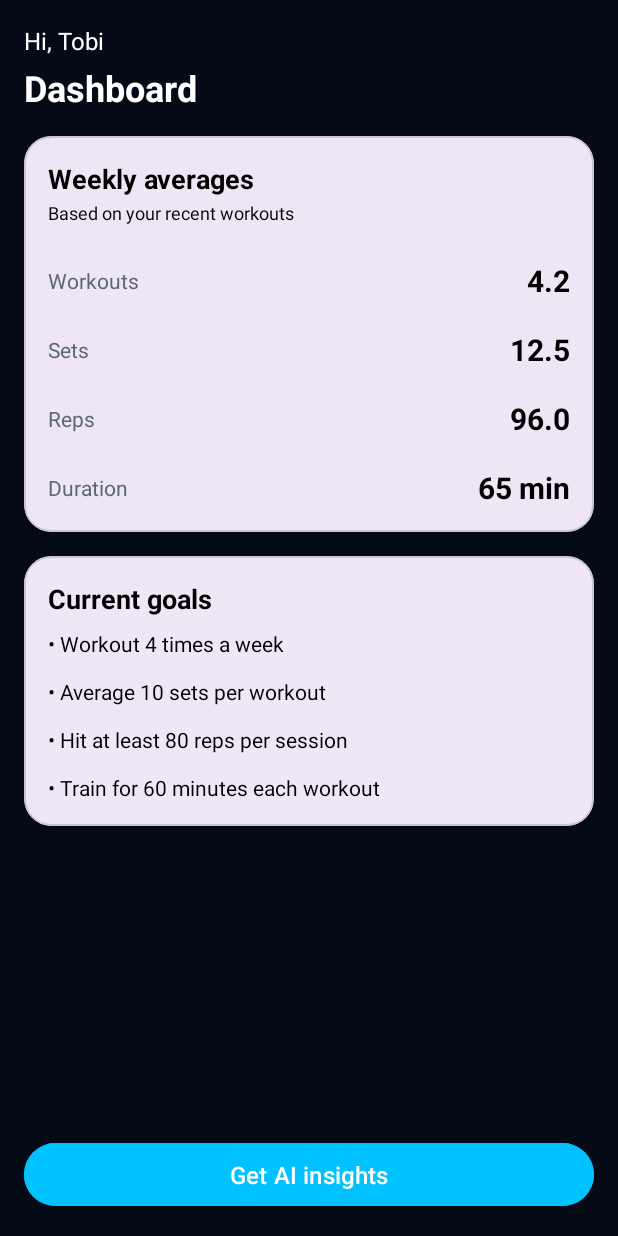
After one commit to lennythecreator/AndroidDevProject, an Android app: the DashboardActivity screen opened directly, with no data from a screen before it, on a phone screen of 412 x 824 dp. The commit adds this screen. Run offline under Robolectric (Android 15) with nearby library versions, the phone set to English and light mode, and no system bars.

Commit message:
basic ui for dashboard with mock data

```diff
--- a/GymPal/app/build.gradle.kts
+++ b/GymPal/app/build.gradle.kts
@@ -5,7 +5,7 @@ plugins {
 
 android {
     namespace = "com.example.gympal"
-    compileSdk = 35
+    compileSdk = 36
 
     defaultConfig {
         applicationId = "com.example.gympal"
--- a/GymPal/app/src/main/AndroidManifest.xml
+++ b/GymPal/app/src/main/AndroidManifest.xml
@@ -12,6 +12,8 @@
         android:supportsRtl="true"
         android:theme="@style/Theme.GymPal"
         tools:targetApi="31">
+        <activity android:name=".DashboardActivity"
+            android:exported="true" />
         <activity
             android:name=".MainActivity"
             android:exported="true">
@@ -21,6 +23,7 @@
                 <category android:name="android.intent.category.LAUNCHER" />
             </intent-filter>
         </activity>
+
     </application>
 
 </manifest>
--- /dev/null
+++ b/GymPal/app/src/main/java/com/example/gympal/DashboardActivity.kt
@@ -0,0 +1,59 @@
+package com.example.gympal
+
+import android.annotation.SuppressLint
+import android.os.Bundle
+import android.widget.Button
+import android.widget.TextView
+import androidx.appcompat.app.AppCompatActivity
+
+class DashboardActivity : AppCompatActivity() {
+
+    private lateinit var tvAvgWorkouts: TextView
+    private lateinit var tvGreeting: TextView
+    private lateinit var tvAvgSets: TextView
+    private lateinit var tvAvgReps: TextView
+    private lateinit var tvAvgDuration: TextView
+    private lateinit var tvCurrentGoals: TextView
+    private lateinit var btnAiInsights: Button
+
+    @SuppressLint("SetTextI18n")
+    override fun onCreate(savedInstanceState: Bundle?) {
+        super.onCreate(savedInstanceState)
+        setContentView(R.layout.activity_dashboard)
+
+        tvGreeting = findViewById(R.id.tvGreeting)
+        tvAvgWorkouts = findViewById(R.id.tvAvgWorkouts)
+        tvAvgSets = findViewById(R.id.tvAvgSets)
+        tvAvgReps = findViewById(R.id.tvAvgReps)
+        tvAvgDuration = findViewById(R.id.tvAvgDuration)
+        tvCurrentGoals = findViewById(R.id.tvCurrentGoals)
+        btnAiInsights = findViewById(R.id.btnAiInsights)
+
+        // Mock data for now
+        val avgWorkouts = 4.2
+        val avgSets = 12.5
+        val avgReps = 96.0
+        val avgDuration = 65
+        val currentGoals = listOf(
+            "Workout 4 times a week",
+            "Average 10 sets per workout",
+            "Hit at least 80 reps per session",
+            "Train for 60 minutes each workout"
+        )
+
+        tvGreeting.text = "Hi, Tobi"
+        tvAvgWorkouts.text = "$avgWorkouts"
+        tvAvgSets.text = "$avgSets"
+        tvAvgReps.text = "$avgReps"
+        tvAvgDuration.text = "$avgDuration min"
+
+        val goalsText = currentGoals.joinToString(separator = "\n\n") { goal ->
+            "• $goal"
+        }
+        tvCurrentGoals.text = goalsText
+
+        btnAiInsights.setOnClickListener {
+            // Later: navigate to AIInsightsActivity
+        }
+    }
+}
--- /dev/null
+++ b/GymPal/app/src/main/res/layout/activity_dashboard.xml
@@ -0,0 +1,241 @@
+<?xml version="1.0" encoding="utf-8"?>
+<ScrollView xmlns:android="http://schemas.android.com/apk/res/android"
+    xmlns:app="http://schemas.android.com/apk/res-auto"
+    android:layout_width="match_parent"
+    android:layout_height="match_parent"
+    android:background="@color/colorBackgroundDark"
+    android:fillViewport="true">
+
+    <LinearLayout
+        android:layout_width="match_parent"
+        android:layout_height="wrap_content"
+        android:orientation="vertical"
+        android:padding="16dp">
+
+        <TextView
+            android:id="@+id/tvGreeting"
+            android:layout_width="wrap_content"
+            android:layout_height="wrap_content"
+            android:text="@string/hi_user"
+            android:textSize="16sp"
+            android:textColor="@color/colorTextPrimary" />
+
+        <TextView
+            android:id="@+id/tvTitle"
+            android:layout_width="wrap_content"
+            android:layout_height="wrap_content"
+            android:text="@string/dashboard"
+            android:textSize="24sp"
+            android:textStyle="bold"
+            android:textColor="@color/colorTextPrimary"
+            android:layout_marginTop="4dp" />
+
+        <com.google.android.material.card.MaterialCardView
+            android:layout_width="match_parent"
+            android:layout_height="wrap_content"
+            android:layout_marginTop="16dp"
+            app:cardCornerRadius="18dp"
+            app:cardElevation="6dp">
+
+            <LinearLayout
+                android:layout_width="match_parent"
+                android:layout_height="wrap_content"
+                android:orientation="vertical"
+                android:padding="16dp">
+
+                <TextView
+                    android:layout_width="wrap_content"
+                    android:layout_height="wrap_content"
+                    android:text="@string/weekly_averages"
+                    android:textSize="18sp"
+                    android:textStyle="bold"
+                    android:textColor="@color/colorTextBlack" />
+
+                <TextView
+                    android:id="@+id/tvAveragesSubtitle"
+                    android:layout_width="wrap_content"
+                    android:layout_height="wrap_content"
+                    android:text="@string/based_on_your_recent_workouts"
+                    android:textSize="12sp"
+                    android:textColor="@color/colorTextBlack"
+                    android:layout_marginTop="2dp" />
+
+                <View
+                    android:layout_width="match_parent"
+                    android:layout_height="1dp"
+                    android:layout_marginTop="12dp" />
+
+                <LinearLayout
+                    android:layout_width="match_parent"
+                    android:layout_height="wrap_content"
+                    android:orientation="horizontal"
+                    android:gravity="center_vertical"
+                    android:layout_marginTop="10dp">
+
+                    <TextView
+                        android:layout_width="0dp"
+                        android:layout_height="wrap_content"
+                        android:layout_weight="1"
+                        android:text="@string/workouts"
+                        android:textSize="14sp"
+                        android:textColor="@color/colorPlaceholderText" />
+
+                    <TextView
+                        android:id="@+id/tvAvgWorkouts"
+                        android:layout_width="wrap_content"
+                        android:layout_height="wrap_content"
+                        android:text="@string/_0"
+                        android:textSize="20sp"
+                        android:textStyle="bold"
+                        android:textColor="@color/colorTextBlack" />
+                </LinearLayout>
+
+                <View
+                    android:layout_width="match_parent"
+                    android:layout_height="0.5dp"
+                    android:layout_marginTop="8dp"
+                    />
+
+                <LinearLayout
+                    android:layout_width="match_parent"
+                    android:layout_height="wrap_content"
+                    android:orientation="horizontal"
+                    android:gravity="center_vertical"
+                    android:layout_marginTop="10dp">
+
+                    <TextView
+                        android:layout_width="0dp"
+                        android:layout_height="wrap_content"
+                        android:layout_weight="1"
+                        android:text="@string/sets"
+                        android:textSize="14sp"
+                        android:textColor="@color/colorPlaceholderText" />
+
+                    <TextView
+                        android:id="@+id/tvAvgSets"
+                        android:layout_width="wrap_content"
+                        android:layout_height="wrap_content"
+                        android:text="@string/_0"
+                        android:textSize="20sp"
+                        android:textStyle="bold"
+                        android:textColor="@color/colorTextBlack" />
+                </LinearLayout>
+
+                <View
+                    android:layout_width="match_parent"
+                    android:layout_height="0.5dp"
+                    android:layout_marginTop="8dp"
+                    />
+
+                <LinearLayout
+                    android:layout_width="match_parent"
+                    android:layout_height="wrap_content"
+                    android:orientation="horizontal"
+                    android:gravity="center_vertical"
+                    android:layout_marginTop="10dp">
+
+                    <TextView
+                        android:layout_width="0dp"
+                        android:layout_height="wrap_content"
+                        android:layout_weight="1"
+                        android:text="@string/reps"
+                        android:textSize="14sp"
+                        android:textColor="@color/colorPlaceholderText" />
+
+                    <TextView
+                        android:id="@+id/tvAvgReps"
+                        android:layout_width="wrap_content"
+                        android:layout_height="wrap_content"
+                        android:text="@string/_0"
+                        android:textSize="20sp"
+                        android:textStyle="bold"
+                        android:textColor="@color/colorTextBlack" />
+                </LinearLayout>
+
+                <View
+                    android:layout_width="match_parent"
+                    android:layout_height="0.5dp"
+                    android:layout_marginTop="8dp"
+                    />
+
+                <LinearLayout
+                    android:layout_width="match_parent"
+                    android:layout_height="wrap_content"
+                    android:orientation="horizontal"
+                    android:gravity="center_vertical"
+                    android:layout_marginTop="10dp">
+
+                    <TextView
+                        android:layout_width="0dp"
+                        android:layout_height="wrap_content"
+                        android:layout_weight="1"
+                        android:text="@string/duration"
+                        android:textSize="14sp"
+                        android:textColor="@color/colorPlaceholderText" />
+
+                    <TextView
+                        android:id="@+id/tvAvgDuration"
+                        android:layout_width="wrap_content"
+                        android:layout_height="wrap_content"
+                        android:text="@string/_0_min"
+                        android:textSize="20sp"
+                        android:textStyle="bold"
+                        android:textColor="@color/colorTextBlack" />
+                </LinearLayout>
+
+            </LinearLayout>
+        </com.google.android.material.card.MaterialCardView>
+
+        <com.google.android.material.card.MaterialCardView
+            android:layout_width="match_parent"
+            android:layout_height="wrap_content"
+            android:layout_marginTop="16dp"
+            app:cardCornerRadius="18dp"
+            app:cardElevation="4dp">
+
+            <LinearLayout
+                android:layout_width="match_parent"
+                android:layout_height="wrap_content"
+                android:orientation="vertical"
+                android:padding="16dp">
+
+                <TextView
+                    android:layout_width="wrap_content"
+                    android:layout_height="wrap_content"
+                    android:text="@string/current_goals"
+                    android:textSize="18sp"
+                    android:textStyle="bold"
+                    android:textColor="@color/colorTextBlack" />
+
+                <TextView
+                    android:id="@+id/tvCurrentGoals"
+                    android:layout_width="match_parent"
+                    android:layout_height="wrap_content"
+                    android:text="@string/no_goals_yet"
+                    android:textSize="14sp"
+                    android:textColor="@color/colorTextBlack"
+                    android:layout_marginTop="8dp" />
+
+            </LinearLayout>
+        </com.google.android.material.card.MaterialCardView>
+
+        <View
+            android:layout_width="0dp"
+            android:layout_height="0dp"
+            android:layout_weight="1" />
+
+        <Button
+            android:id="@+id/btnAiInsights"
+            android:layout_width="match_parent"
+            android:layout_height="wrap_content"
+            android:text="@string/get_ai_insights"
+            android:textAllCaps="false"
+            android:textSize="16sp"
+            android:layout_marginTop="24dp"
+            android:paddingTop="10dp"
+            android:paddingBottom="10dp"
+            android:backgroundTint="@color/colorAccent"
+            android:textColor="@color/colorTextPrimary" />
+
+    </LinearLayout>
+</ScrollView>
--- a/GymPal/app/src/main/res/values/colors.xml
+++ b/GymPal/app/src/main/res/values/colors.xml
@@ -3,11 +3,12 @@
     <!-- Backgrounds -->
     <color name="colorBackgroundDark">#050B16</color>
     <color name="colorCardBackground">#0C1726</color>
-
+    <!-- Decide on the card bg color, can't use dark bg on dark card bg -->
     <!-- Text -->
     <color name="colorTextPrimary">#FFFFFF</color>
     <color name="colorTextSecondary">#A6B3C5</color>
     <color name="colorPlaceholderText">#5C6775</color>
+    <color name="colorTextBlack">#000000</color>
 
     <!-- Accent / Buttons -->
     <color name="colorAccent">#00C2FF</color>
--- a/GymPal/app/src/main/res/values/strings.xml
+++ b/GymPal/app/src/main/res/values/strings.xml
@@ -1,3 +1,22 @@
 <resources>
     <string name="app_name">GymPal</string>
+    <string name="averages">Averages</string>
+    <string name="avg_workouts_0">Avg workouts: 0</string>
+    <string name="avg_sets_0">Avg sets: 0</string>
+    <string name="avg_reps_0">Avg reps: 0</string>
+    <string name="avg_duration_0_min">Avg duration: 0 min</string>
+    <string name="current_goals">Current goals</string>
+    <string name="no_goals_set_yet">No goals set yet</string>
+    <string name="get_ai_insights">Get AI insights</string>
+    <string name="dashboard">Dashboard</string>
+    <string name="weekly_averages">Weekly averages</string>
+    <string name="based_on_your_recent_workouts">Based on your recent workouts</string>
+    <string name="workouts">Workouts</string>
+    <string name="_0">0</string>
+    <string name="sets">Sets</string>
+    <string name="reps">Reps</string>
+    <string name="duration">Duration</string>
+    <string name="_0_min">0 min</string>
+    <string name="no_goals_yet">No goals yet</string>
+    <string name="hi_user">Hi, User</string>
 </resources>
--- a/GymPal/gradle/libs.versions.toml
+++ b/GymPal/gradle/libs.versions.toml
@@ -9,6 +9,7 @@ appcompat = "1.7.1"
 material = "1.13.0"
 activity = "1.11.0"
 constraintlayout = "2.2.1"
+materialVersion = "1.12.0"
 
 [libraries]
 androidx-core-ktx = { group = "androidx.core", name = "core-ktx", version.ref = "coreKtx" }
@@ -19,6 +20,7 @@ androidx-appcompat = { group = "androidx.appcompat", name = "appcompat", version
 material = { group = "com.google.android.material", name = "material", version.ref = "material" }
 androidx-activity = { group = "androidx.activity", name = "activity", version.ref = "activity" }
 androidx-constraintlayout = { group = "androidx.constraintlayout", name = "constraintlayout", version.ref = "constraintlayout" }
+material-v1120 = { module = "com.google.android.material:material", version.ref = "materialVersion" }
 
 [plugins]
 android-application = { id = "com.android.application", version.ref = "agp" }
```
